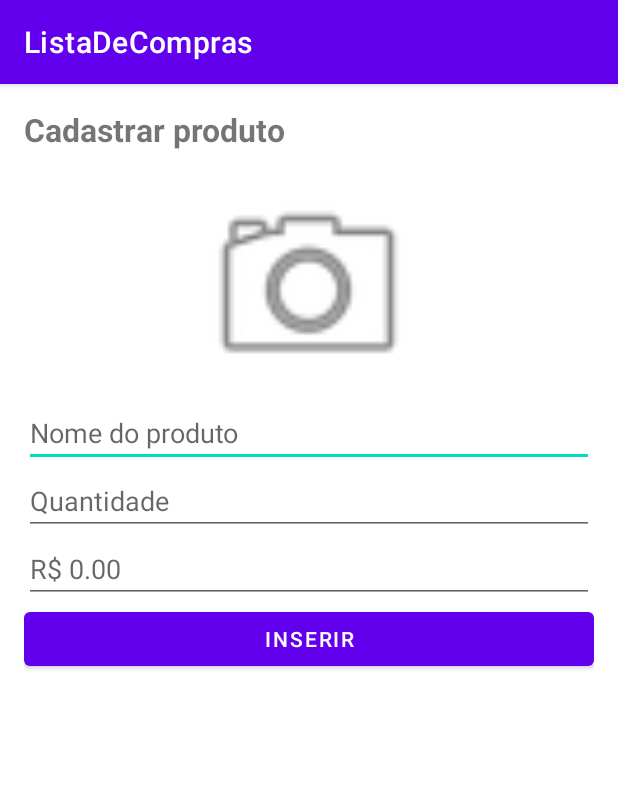
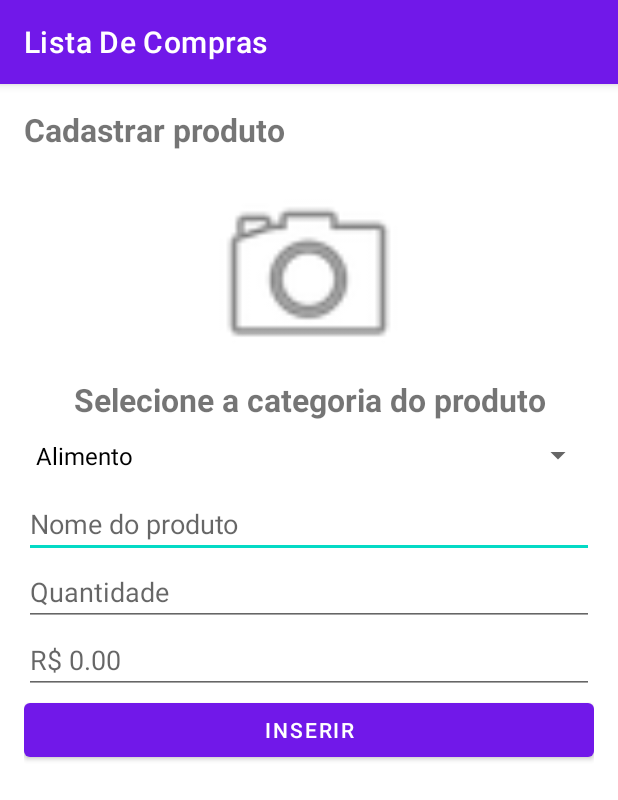
Before and after one commit to HelioAnacronista/lista-de-compras, an Android app: the CadastroActivity screen opened directly, with no data from a screen before it, on a phone screen of 412 x 824 dp. Shown: the top 800 px of the screen. Run offline under Robolectric (Android 15) with nearby library versions, the phone set to English and light mode, and no system bars.

Commit message:
add category by img

```diff
--- a/app/src/main/java/livrokotlin/com/br/Produto.kt
+++ b/app/src/main/java/livrokotlin/com/br/Produto.kt
@@ -1,5 +1,5 @@
 package livrokotlin.com.br
 
-import android.graphics.Bitmap
+import android.graphics.drawable.Drawable
 
-data class Produto(val nome: String, val quantidade: Int, val valor : Double, val foto: Bitmap? = null)
+data class Produto(val nome: String, val quantidade: Int, val valor : Double, val foto: Drawable? = null)
--- a/app/src/main/java/livrokotlin/com/br/ProdutoAdapter.kt
+++ b/app/src/main/java/livrokotlin/com/br/ProdutoAdapter.kt
@@ -36,7 +36,7 @@ class ProdutoAdapter(contexto: Context) : ArrayAdapter<Produto>(contexto, 0) {
         txtValor.text = f.format(item?.valor)
 
         if(item !=null)
-            imgProduto.setImageBitmap(item.foto)
+            imgProduto.setImageDrawable(item.foto)
 
         return v
     }
--- a/app/src/main/res/layout/activity_cadastro.xml
+++ b/app/src/main/res/layout/activity_cadastro.xml
@@ -18,12 +18,26 @@
     ></TextView>
 
     <ImageView
+        android:id="@+id/img_foto_produto"
         android:layout_width="150dp"
-        android:layout_height="150dp"
-        android:src="@android:drawable/ic_menu_camera"
-        android:id="@+id/img_foto_produto"
+        android:layout_height="136dp"
         android:layout_gravity="center_horizontal"
-    ></ImageView>
+        android:src="@android:drawable/ic_menu_camera">
+    </ImageView>
+
+    <TextView
+        android:layout_width="match_parent"
+        android:layout_height="wrap_content"
+        android:text="Selecione a categoria do produto"
+        android:textStyle="bold"
+        android:textSize="21sp"
+        android:gravity="center"
+    ></TextView>
+    <Spinner
+        android:id="@+id/spinner"
+        android:layout_width="match_parent"
+        android:layout_height="46dp"
+        />
 
     <EditText
         android:layout_width="match_parent"
--- a/app/src/main/res/values/colors.xml
+++ b/app/src/main/res/values/colors.xml
@@ -1,8 +1,8 @@
 <?xml version="1.0" encoding="utf-8"?>
 <resources>
     <color name="purple_200">#FFBB86FC</color>
-    <color name="purple_500">#FF6200EE</color>
-    <color name="purple_700">#FF3700B3</color>
+    <color name="purple_500">#7118E9</color>
+    <color name="purple_700">#000000</color>
     <color name="teal_200">#FF03DAC5</color>
     <color name="teal_700">#FF018786</color>
     <color name="black">#FF000000</color>
--- a/app/src/main/res/values/strings.xml
+++ b/app/src/main/res/values/strings.xml
@@ -1,3 +1,3 @@
 <resources>
-    <string name="app_name">ListaDeCompras</string>
+    <string name="app_name">Lista De Compras</string>
 </resources>
```
Also changed, not shown: app/src/main/java/livrokotlin/com/br/CadastroActivity.kt (+41 -1 lines), app/src/main/res/drawable-v24/produto_sem_foto.png (deleted), 6 other files.
